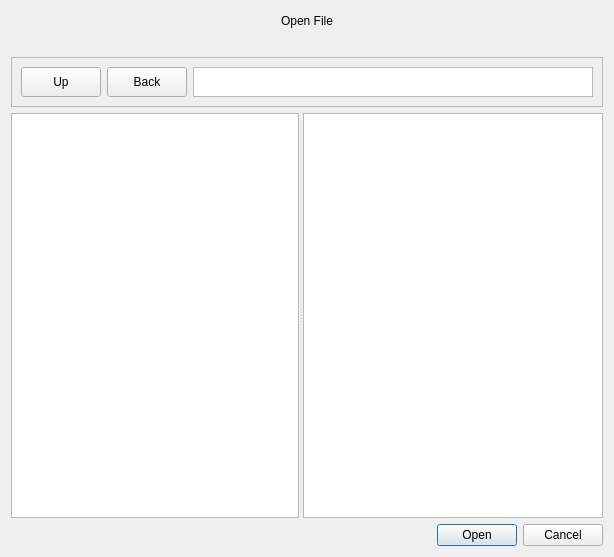
Before: the Qt Designer form src/ui/openProjectDialog/loadProjectDialogWindow.ui in sophies92/sosText, drawn with Qt 5.
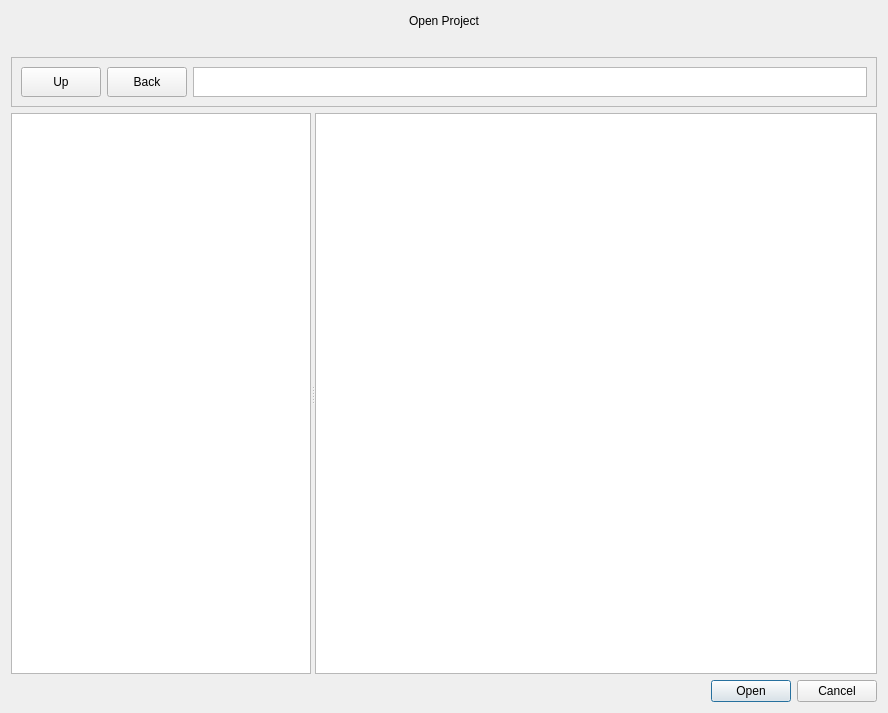
After: the same form once the commit is applied.

The edit to the form file:
```diff
--- a/src/ui/openProjectDialog/loadProjectDialogWindow.ui
+++ b/src/ui/openProjectDialog/loadProjectDialogWindow.ui
@@ -6,8 +6,8 @@
    <rect>
     <x>0</x>
     <y>0</y>
-    <width>610</width>
-    <height>557</height>
+    <width>888</width>
+    <height>713</height>
    </rect>
   </property>
   <property name="windowTitle">
@@ -38,7 +38,7 @@
       <enum>QFrame::NoFrame</enum>
      </property>
      <property name="text">
-      <string>Open File</string>
+      <string>Open Project</string>
      </property>
      <property name="alignment">
       <set>Qt::AlignCenter</set>
```
